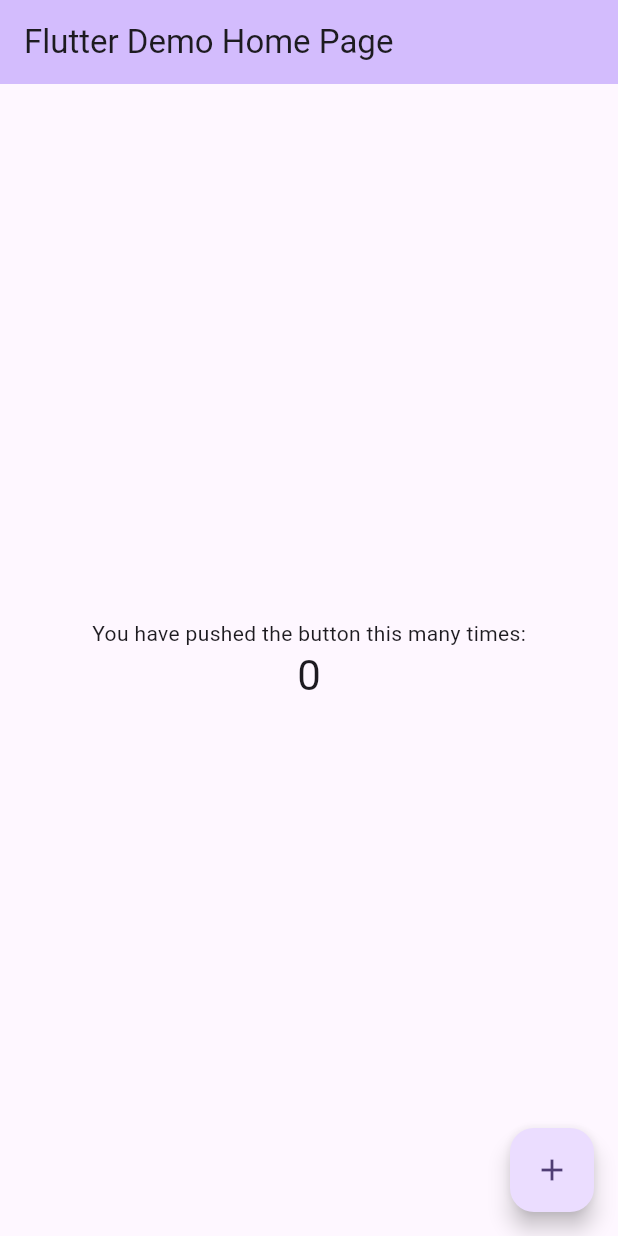
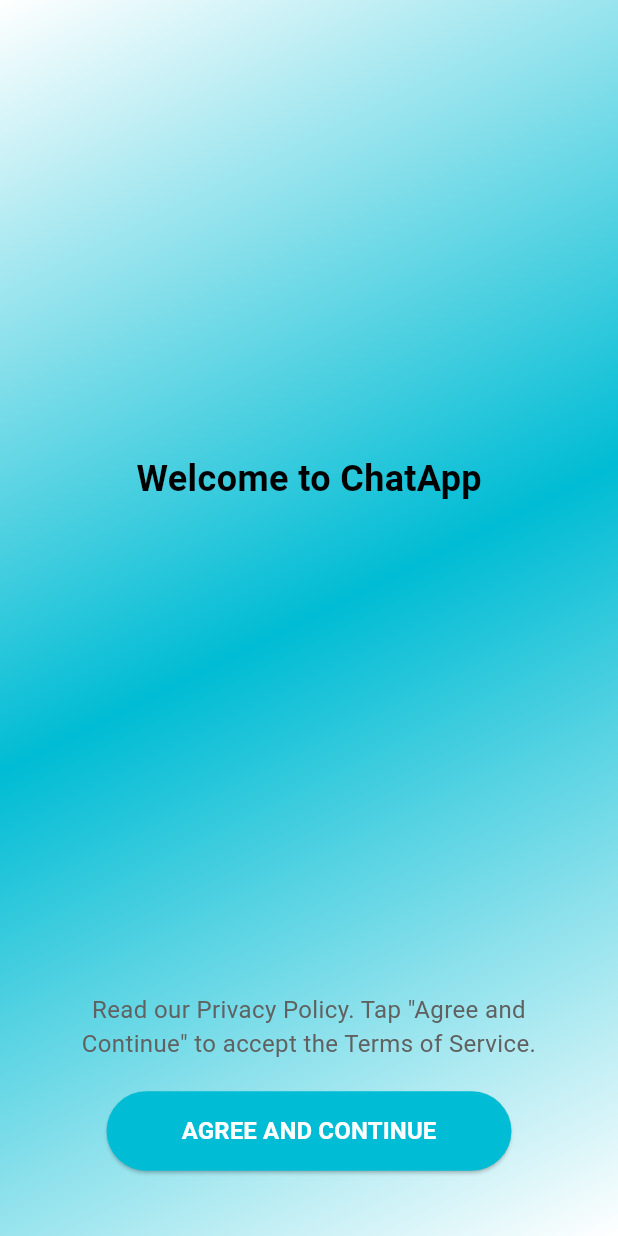
Before and after one commit to sanjayAasil/chat_app, a Flutter app: the screen it shows after launch, on a phone screen of 412 x 824 dp. Run offline on Flutter 3.47's test engine with Material 3 defaults, Android fonts, the phone set to English and light mode, and no system bars.

Commit message:
welcome.dart whatsapp_logo.png

```diff
--- a/lib/main.dart
+++ b/lib/main.dart
@@ -1,6 +1,8 @@
 import 'package:flutter/material.dart';
+import 'package:chat_app/routes.dart';
 
-void main() {
+void main() async {
+  WidgetsFlutterBinding.ensureInitialized();
   runApp(const MyApp());
 }
 
@@ -13,113 +15,11 @@ class MyApp extends StatelessWidget {
     return MaterialApp(
       title: 'Flutter Demo',
       theme: ThemeData(
-        // This is the theme of your application.
-        //
-        // TRY THIS: Try running your application with "flutter run". You'll see
-        // the application has a purple toolbar. Then, without quitting the app,
-        // try changing the seedColor in the colorScheme below to Colors.green
-        // and then invoke "hot reload" (save your changes or press the "hot
-        // reload" button in a Flutter-supported IDE, or press "r" if you used
-        // the command line to start the app).
-        //
-        // Notice that the counter didn't reset back to zero; the application
-        // state is not lost during the reload. To reset the state, use hot
-        // restart instead.
-        //
-        // This works for code too, not just values: Most code changes can be
-        // tested with just a hot reload.
-        colorScheme: ColorScheme.fromSeed(seedColor: Colors.deepPurple),
+        colorScheme: ColorScheme.fromSeed(seedColor: Colors.cyan),
         useMaterial3: true,
       ),
-      home: const MyHomePage(title: 'Flutter Demo Home Page'),
+      debugShowCheckedModeBanner: false,
+      onGenerateRoute: Routes.onGenerate,
     );
   }
 }
-
-class MyHomePage extends StatefulWidget {
-  const MyHomePage({super.key, required this.title});
-
-  // This widget is the home page of your application. It is stateful, meaning
-  // that it has a State object (defined below) that contains fields that affect
-  // how it looks.
-
-  // This class is the configuration for the state. It holds the values (in this
-  // case the title) provided by the parent (in this case the App widget) and
-  // used by the build method of the State. Fields in a Widget subclass are
-  // always marked "final".
-
-  final String title;
-
-  @override
-  State<MyHomePage> createState() => _MyHomePageState();
-}
-
-class _MyHomePageState extends State<MyHomePage> {
-  int _counter = 0;
-
-  void _incrementCounter() {
-    setState(() {
-      // This call to setState tells the Flutter framework that something has
-      // changed in this State, which causes it to rerun the build method below
-      // so that the display can reflect the updated values. If we changed
-      // _counter without calling setState(), then the build method would not be
-      // called again, and so nothing would appear to happen.
-      _counter++;
-    });
-  }
-
-  @override
-  Widget build(BuildContext context) {
-    // This method is rerun every time setState is called, for instance as done
-    // by the _incrementCounter method above.
-    //
-    // The Flutter framework has been optimized to make rerunning build methods
-    // fast, so that you can just rebuild anything that needs updating rather
-    // than having to individually change instances of widgets.
-    return Scaffold(
-      appBar: AppBar(
-        // TRY THIS: Try changing the color here to a specific color (to
-        // Colors.amber, perhaps?) and trigger a hot reload to see the AppBar
-        // change color while the other colors stay the same.
-        backgroundColor: Theme.of(context).colorScheme.inversePrimary,
-        // Here we take the value from the MyHomePage object that was created by
-        // the App.build method, and use it to set our appbar title.
-        title: Text(widget.title),
-      ),
-      body: Center(
-        // Center is a layout widget. It takes a single child and positions it
-        // in the middle of the parent.
-        child: Column(
-          // Column is also a layout widget. It takes a list of children and
-          // arranges them vertically. By default, it sizes itself to fit its
-          // children horizontally, and tries to be as tall as its parent.
-          //
-          // Column has various properties to control how it sizes itself and
-          // how it positions its children. Here we use mainAxisAlignment to
-          // center the children vertically; the main axis here is the vertical
-          // axis because Columns are vertical (the cross axis would be
-          // horizontal).
-          //
-          // TRY THIS: Invoke "debug painting" (choose the "Toggle Debug Paint"
-          // action in the IDE, or press "p" in the console), to see the
-          // wireframe for each widget.
-          mainAxisAlignment: MainAxisAlignment.center,
-          children: <Widget>[
-            const Text(
-              'You have pushed the button this many times:',
-            ),
-            Text(
-              '$_counter',
-              style: Theme.of(context).textTheme.headlineMedium,
-            ),
-          ],
-        ),
-      ),
-      floatingActionButton: FloatingActionButton(
-        onPressed: _incrementCounter,
-        tooltip: 'Increment',
-        child: const Icon(Icons.add),
-      ), // This trailing comma makes auto-formatting nicer for build methods.
-    );
-  }
-}
--- /dev/null
+++ b/lib/pages/login/welcome.dart
@@ -0,0 +1,85 @@
+import 'package:flutter/material.dart';
+
+class WelcomeScreen extends StatelessWidget {
+  const WelcomeScreen({super.key});
+
+  @override
+  Widget build(BuildContext context) {
+    return Scaffold(
+      body: Container(
+        decoration: const BoxDecoration(
+          gradient: LinearGradient(
+            colors: [
+              Colors.white,
+              Colors.cyan,
+              Colors.white,
+            ],
+            begin: Alignment.topLeft,
+            end: Alignment.bottomRight,
+          ),
+        ),
+        child: Column(
+          mainAxisAlignment: MainAxisAlignment.center,
+          children: [
+            Expanded(
+              flex: 3,
+              child: Column(
+                mainAxisAlignment: MainAxisAlignment.center,
+                children: [
+                  const SizedBox(height: 20),
+                  const Text(
+                    'Welcome to ChatApp',
+                    style: TextStyle(
+                      color: Colors.black,
+                      fontSize: 24.0,
+                      fontWeight: FontWeight.bold,
+                    ),
+                  ),
+                ],
+              ),
+            ),
+            Expanded(
+              flex: 1,
+              child: Column(
+                mainAxisAlignment: MainAxisAlignment.center,
+                children: [
+                  Padding(
+                    padding: const EdgeInsets.symmetric(horizontal: 50.0),
+                    child: Text(
+                      'Read our Privacy Policy. Tap "Agree and Continue" to accept the Terms of Service.',
+                      textAlign: TextAlign.center,
+                      style: TextStyle(
+                        fontSize: 16.0,
+                        color: Colors.grey[700],
+                      ),
+                    ),
+                  ),
+                  const SizedBox(height: 20),
+                  ElevatedButton(
+                    onPressed: () {},
+                    style: ElevatedButton.styleFrom(
+                      backgroundColor: Colors.cyan,
+                      foregroundColor: Colors.white,
+                      padding: const EdgeInsets.symmetric(
+                          horizontal: 50.0, vertical: 15.0),
+                      shape: RoundedRectangleBorder(
+                        borderRadius: BorderRadius.circular(30.0),
+                      ),
+                    ),
+                    child: const Text(
+                      'AGREE AND CONTINUE',
+                      style: TextStyle(
+                        fontSize: 16.0,
+                        fontWeight: FontWeight.bold,
+                      ),
+                    ),
+                  ),
+                ],
+              ),
+            ),
+          ],
+        ),
+      ),
+    );
+  }
+}
--- /dev/null
+++ b/lib/routes.dart
@@ -0,0 +1,21 @@
+import 'package:chat_app/pages/login/welcome.dart';
+import 'package:flutter/material.dart';
+
+class Routes {
+  static const String mainScreen = '/';
+
+  static Route<dynamic> onGenerate(RouteSettings settings) {
+    switch (settings.name) {
+      case mainScreen:
+        return MaterialPageRoute(builder: (context) => const WelcomeScreen());
+      default:
+        return MaterialPageRoute(
+          builder: (context) => const Scaffold(
+            body: Center(
+              child: Text('Page Not Found'),
+            ),
+          ),
+        );
+    }
+  }
+}
--- a/pubspec.yaml
+++ b/pubspec.yaml
@@ -57,6 +57,8 @@ flutter:
   # included with your application, so that you can use the icons in
   # the material Icons class.
   uses-material-design: true
+  assets:
+    - assets/whatsapp_logo.png
 
   # To add assets to your application, add an assets section, like this:
   # assets:
```
Also changed, not shown: assets/whatsapp_logo.png (added).
